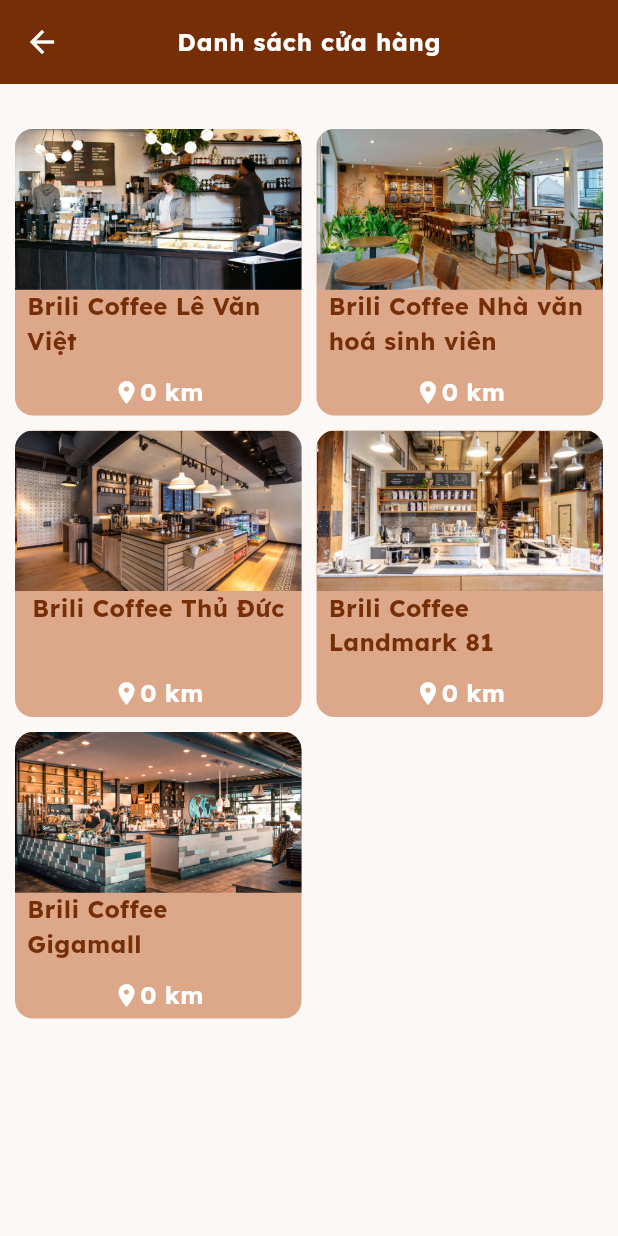
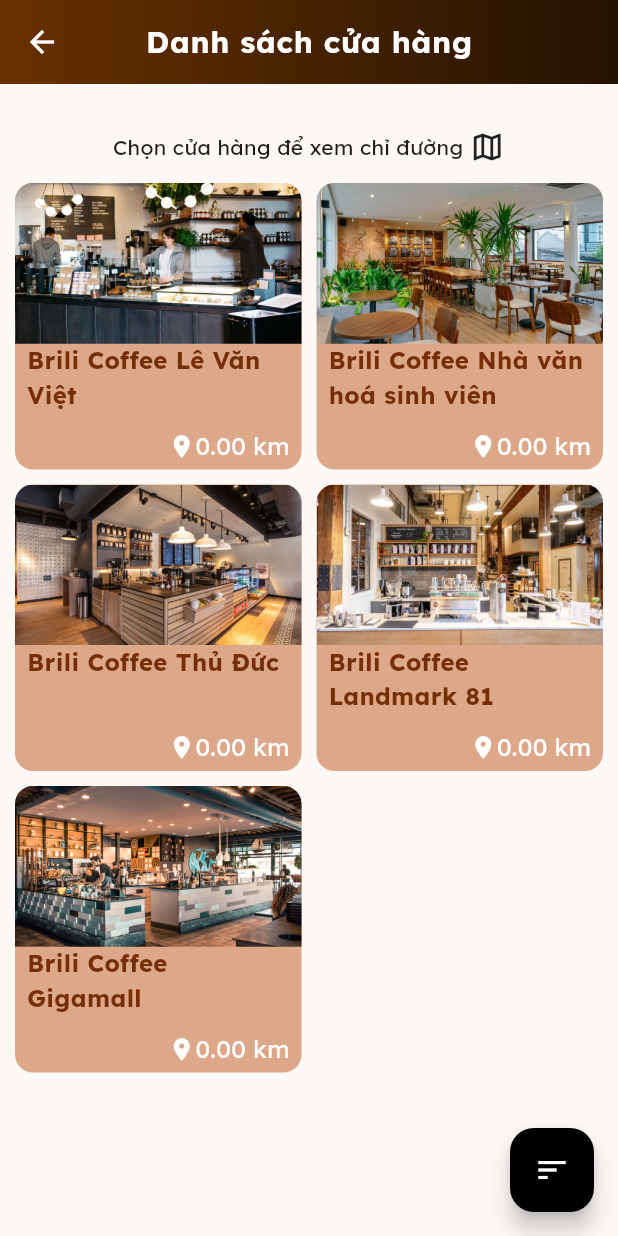
Before and after one commit to minhtun64/flutter-coffee-tea-shop-app, a Flutter app: the StorePage screen opened directly, on a phone screen of 412 x 824 dp. Run offline on Flutter 3.47's test engine with Material 3 defaults, Android fonts, the phone set to English and light mode, and no system bars; our stand-ins replace badges, carousel_slider, dots_indicator, flutter_svg, geolocator, shared_preferences and 1 more; accounts and stored records are empty.

Commit message:
Add sort distance

```diff
--- a/lib/screens/store/store_screen.dart
+++ b/lib/screens/store/store_screen.dart
@@ -15,7 +15,6 @@
 class _StorePageState extends State<StorePage> {
   Position? _currentUserPosition;
   double? distanceImMeter = 0.0;
-  // Data data = Data();
   List<StoreItem> items = storeItems;
 
   Future _getTheDistance() async {
@@ -61,9 +60,70 @@
     }
   }
 
+  String? selectedFilter;
+  List<StoreItem> sortedItems = [];
+  void _showFilterModal(BuildContext context) {
+    showModalBottomSheet(
+      context: context,
+      builder: (BuildContext context) {
+        return Padding(
+          padding: const EdgeInsets.only(
+            bottom: 24,
+            top: 8,
+            left: 8,
+            right: 8,
+          ),
+          child: Column(
+            mainAxisSize: MainAxisSize.min,
+            children: [
+              RadioListTile<String>(
+                title: const Text('Gần nhất'),
+                value: 'nearest',
+                groupValue: selectedFilter,
+                onChanged: (String? value) {
+                  setState(() {
+                    selectedFilter = value;
+                    sortedItems = sortItems(selectedFilter!);
+                  });
+                  Navigator.pop(context);
+                },
+              ),
+              RadioListTile<String>(
+                title: const Text('Xa nhất'),
+                value: 'furthest',
+                groupValue: selectedFilter,
+                onChanged: (String? value) {
+                  setState(() {
+                    selectedFilter = value;
+                    sortedItems = sortItems(selectedFilter!);
+                  });
+                  Navigator.pop(context);
+                },
+              ),
+            ],
+          ),
+        );
+      },
+    );
+  }
+
+  List<StoreItem> sortItems(String filter) {
+    // Sắp xếp danh sách items dựa trên lựa chọn
+    if (filter == 'nearest') {
+      return items..sort((a, b) => a.distance.compareTo(b.distance));
+    } else if (filter == 'furthest') {
+      return items..sort((a, b) => b.distance.compareTo(a.distance));
+    }
+
+    // Nếu lựa chọn không hợp lệ, trả về danh sách không thay đổi
+    return items;
+  }
+
   @override
   void initState() {
     _getTheDistance();
+    selectedFilter = 'nearest';
+    sortedItems = sortItems(selectedFilter!);
     super.initState();
   }
 
@@ -78,14 +138,34 @@
           color: Colors.white, // Thay đổi màu ở đây
         ),
         centerTitle: true,
-        backgroundColor: AppColors.primaryColor,
+        flexibleSpace: Container(
+          decoration: const BoxDecoration(
+              // color: Theme.of(context).primaryColor,
+              gradient: LinearGradient(colors: AppColors.defaultGradient)),
+        ),
         title: const Text('Danh sách cửa hàng',
-            style: AppTheme.body_Medium_Bold_White),
+            style: TextStyle(color: Colors.white, fontSize: 20)),
       ),
       body: Padding(
         padding: const EdgeInsets.fromLTRB(10, 30, 10, 0),
+        child: Column(
+          children: [
+            const Row(
+              mainAxisAlignment: MainAxisAlignment.center,
+              children: [
+                Text('Chọn cửa hàng để xem chỉ đường'),
+                SizedBox(
+                  width: 4,
+                ),
+                Icon(Icons.map_outlined),
+              ],
+            ),
+            const SizedBox(
+              height: 12,
+            ),
+            Expanded(
               child: GridView.builder(
-            itemCount: items.length,
+                  itemCount: sortedItems.length,
                   gridDelegate: const SliverGridDelegateWithMaxCrossAxisExtent(
                     maxCrossAxisExtent: 200,
                     childAspectRatio: 3 / 3,
@@ -93,21 +173,19 @@
                     mainAxisSpacing: 10,
                   ),
                   itemBuilder: (context, index) {
-              return Container(
+                    return GestureDetector(
+                      onTap: () => showDirection(sortedItems[index]),
+                      child: Container(
                         decoration: const BoxDecoration(
                           borderRadius: BorderRadius.all(Radius.circular(12)),
                           color: AppColors.cardColor,
                         ),
                         padding: const EdgeInsets.only(bottom: 4),
-                // height: height * 0.9,
-                // width: width * 0.3,
                         child: Column(
                           mainAxisAlignment: MainAxisAlignment.spaceBetween,
-                  // crossAxisAlignment: CrossAxisAlignment.start,
+                          crossAxisAlignment: CrossAxisAlignment.start,
                           children: [
-                    GestureDetector(
-                      onTap: () => showDirection(items[index]),
-                      child: Column(
+                            Column(
                               children: [
                                 ClipRRect(
                                   borderRadius: const BorderRadius.vertical(
@@ -115,24 +193,19 @@
                                   child: Image(
                                     height: height * 0.13,
                                     width: width,
-                              image: AssetImage(items[index].image),
+                                    image: AssetImage(sortedItems[index].image),
                                     fit: BoxFit.cover,
                                   ),
                                 ),
-                          // SizedBox(
-                          //   height:
-                          //   width: width,
-                          //   child: Image.asset(
-                          //     items[index].image,
-                          //     fit: BoxFit.cover,
-                          //   ),
-                          // ),
                                 Padding(
-                            padding:
-                                const EdgeInsets.symmetric(horizontal: 8.0),
+                                  padding: const EdgeInsets.symmetric(
+                                      horizontal: 8.0),
+                                  child: SizedBox(
+                                    width: width,
                                     child: Text(
-                              items[index].name,
+                                      sortedItems[index].name,
                                       maxLines: 2,
+                                      textAlign: TextAlign.start,
                                       style: const TextStyle(
                                         fontSize: 16,
                                         fontWeight: FontWeight.bold,
@@ -140,11 +213,11 @@
                                       ),
                                     ),
                                   ),
+                                ),
                               ],
                             ),
-                    ),
                             Row(
-                      mainAxisAlignment: MainAxisAlignment.center,
+                              mainAxisAlignment: MainAxisAlignment.end,
                               children: [
                                 const Icon(
                                   Icons.location_on,
@@ -152,19 +225,32 @@
                                   size: 18,
                                 ),
                                 Text(
-                          "${items[index].distance.round()} km",
+                                  "${sortedItems[index].distance.toStringAsFixed(2)} km",
                                   style: const TextStyle(
                                     fontSize: 16,
-                            fontWeight: FontWeight.bold,
+                                    // fontWeight: FontWeight.bold,
                                     color: Colors.white,
                                   ),
                                 ),
+                                const SizedBox(
+                                  width: 8,
+                                )
                               ],
                             ),
                           ],
                         ),
+                      ),
                     );
                   }),
+            ),
+          ],
+        ),
+      ),
+      floatingActionButton: FloatingActionButton(
+        onPressed: () => _showFilterModal(context),
+        backgroundColor: Colors.black,
+        foregroundColor: Colors.white,
+        child: const Icon(Icons.sort_outlined),
       ),
     );
   }
@@ -176,16 +262,5 @@
     if (!await launchUrl(url)) {
       throw Exception('Could not launch $url');
     }
-    // try {
-    //   if (await canLaunchUrl(url)) {
-    //     await launchUrl(url);
-    //   } else {
-    //     // Handle the case where the URL cannot be launched
-    //     print('Could not launch $url');
-    //   }
-    // } catch (e) {
-    //   // Handle exceptions (e.g., PlatformException)
-    //   print('Error launching URL: $e');
-    // }
   }
 }
```
Lines whose indentation alone changed are shown as unchanged.
